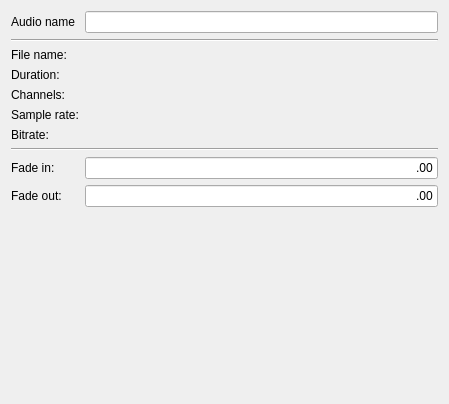
This is ui/src/audioeditor.ui in mcallegari/qlcplus as Qt 5 draws it before an edit. The edited form follows.
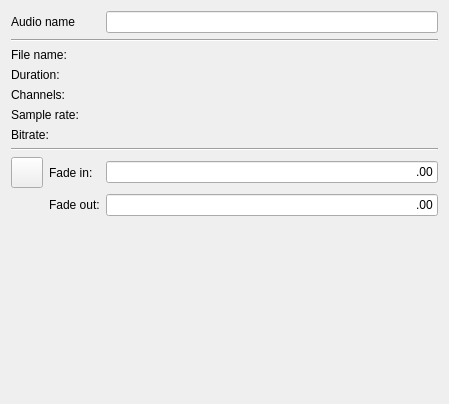
This is the edited form. Icons and pictures are not drawn.

Commit message: Audio Editor: added speed dials button

What changed in the file:
```diff
--- a/ui/src/audioeditor.ui
+++ b/ui/src/audioeditor.ui
@@ -16,7 +16,33 @@
   <layout class="QGridLayout" name="gridLayout">
    <item row="0" column="0">
     <layout class="QGridLayout" name="gridLayout_2">
-     <item row="3" column="1">
+     <item row="6" column="2">
+      <widget class="QLabel" name="m_bitrateLabel">
+       <property name="font">
+        <font>
+         <weight>75</weight>
+         <bold>true</bold>
+        </font>
+       </property>
+       <property name="text">
+        <string/>
+       </property>
+      </widget>
+     </item>
+     <item row="5" column="2">
+      <widget class="QLabel" name="m_srateLabel">
+       <property name="font">
+        <font>
+         <weight>75</weight>
+         <bold>true</bold>
+        </font>
+       </property>
+       <property name="text">
+        <string/>
+       </property>
+      </widget>
+     </item>
+     <item row="3" column="2">
       <widget class="QLabel" name="m_durationLabel">
        <property name="font">
         <font>
@@ -29,88 +55,14 @@
        </property>
       </widget>
      </item>
-     <item row="5" column="0">
-      <widget class="QLabel" name="label_3">
-       <property name="text">
-        <string>Sample rate:</string>
-       </property>
-      </widget>
-     </item>
-     <item row="0" column="1">
+     <item row="0" column="2">
       <widget class="QLineEdit" name="m_nameEdit">
        <property name="toolTip">
         <string>Name of the function being edited</string>
        </property>
       </widget>
      </item>
-     <item row="4" column="0">
-      <widget class="QLabel" name="label_4">
-       <property name="text">
-        <string>Channels:</string>
-       </property>
-      </widget>
-     </item>
-     <item row="1" column="0" colspan="2">
-      <widget class="Line" name="line">
-       <property name="orientation">
-        <enum>Qt::Horizontal</enum>
-       </property>
-      </widget>
-     </item>
-     <item row="3" column="0">
-      <widget class="QLabel" name="label">
-       <property name="text">
-        <string>Duration:</string>
-       </property>
-      </widget>
-     </item>
-     <item row="5" column="1">
-      <widget class="QLabel" name="m_srateLabel">
-       <property name="font">
-        <font>
-         <weight>75</weight>
-         <bold>true</bold>
-        </font>
-       </property>
-       <property name="text">
-        <string/>
-       </property>
-      </widget>
-     </item>
-     <item row="6" column="1">
-      <widget class="QLabel" name="m_bitrateLabel">
-       <property name="font">
-        <font>
-         <weight>75</weight>
-         <bold>true</bold>
-        </font>
-       </property>
-       <property name="text">
-        <string/>
-       </property>
-      </widget>
-     </item>
-     <item row="0" column="0">
-      <widget class="QLabel" name="m_nameLabel">
-       <property name="sizePolicy">
-        <sizepolicy hsizetype="Maximum" vsizetype="Preferred">
-         <horstretch>0</horstretch>
-         <verstretch>0</verstretch>
-        </sizepolicy>
-       </property>
-       <property name="text">
-        <string>Audio name</string>
-       </property>
-      </widget>
-     </item>
-     <item row="6" column="0">
-      <widget class="QLabel" name="label_2">
-       <property name="text">
-        <string>Bitrate:</string>
-       </property>
-      </widget>
-     </item>
-     <item row="4" column="1">
+     <item row="4" column="2">
       <widget class="QLabel" name="m_channelsLabel">
        <property name="font">
         <font>
@@ -123,30 +75,7 @@
        </property>
       </widget>
      </item>
-     <item row="2" column="0">
-      <widget class="QLabel" name="label_5">
-       <property name="text">
-        <string>File name:</string>
-       </property>
-      </widget>
-     </item>
-     <item row="2" column="1">
-      <widget class="QLabel" name="m_filenameLabel">
-       <property name="font">
-        <font>
-         <weight>75</weight>
-         <bold>true</bold>
-        </font>
-       </property>
-       <property name="text">
-        <string/>
-       </property>
-       <property name="wordWrap">
-        <bool>true</bool>
-       </property>
-      </widget>
-     </item>
-     <item row="10" column="1">
+     <item row="10" column="2">
       <spacer name="verticalSpacer">
        <property name="orientation">
         <enum>Qt::Vertical</enum>
@@ -159,21 +88,30 @@
        </property>
       </spacer>
      </item>
-     <item row="8" column="0">
+     <item row="2" column="2">
+      <widget class="QLabel" name="m_filenameLabel">
+       <property name="font">
+        <font>
+         <weight>75</weight>
+         <bold>true</bold>
+        </font>
+       </property>
+       <property name="text">
+        <string/>
+       </property>
+       <property name="wordWrap">
+        <bool>true</bool>
+       </property>
+      </widget>
+     </item>
+     <item row="8" column="1">
       <widget class="QLabel" name="label_6">
        <property name="text">
         <string>Fade in:</string>
        </property>
       </widget>
      </item>
-     <item row="7" column="0" colspan="2">
-      <widget class="Line" name="line_2">
-       <property name="orientation">
-        <enum>Qt::Horizontal</enum>
-       </property>
-      </widget>
-     </item>
-     <item row="8" column="1">
+     <item row="8" column="2">
       <widget class="QLineEdit" name="m_fadeInEdit">
        <property name="text">
         <string notr="true">.00</string>
@@ -183,20 +121,99 @@
        </property>
       </widget>
      </item>
-     <item row="9" column="0">
+     <item row="9" column="2">
+      <widget class="QLineEdit" name="m_fadeOutEdit">
+       <property name="text">
+        <string notr="true">.00</string>
+       </property>
+       <property name="alignment">
+        <set>Qt::AlignRight|Qt::AlignTrailing|Qt::AlignVCenter</set>
+       </property>
+      </widget>
+     </item>
+     <item row="9" column="1">
       <widget class="QLabel" name="label_7">
        <property name="text">
         <string>Fade out:</string>
        </property>
       </widget>
      </item>
-     <item row="9" column="1">
-      <widget class="QLineEdit" name="m_fadeOutEdit">
+     <item row="8" column="0">
+      <widget class="QToolButton" name="m_speedDialButton">
+       <property name="icon">
+        <iconset resource="qlcui.qrc">
+         <normaloff>:/speed.png</normaloff>:/speed.png</iconset>
+       </property>
+       <property name="iconSize">
+        <size>
+         <width>24</width>
+         <height>24</height>
+        </size>
+       </property>
+       <property name="checkable">
+        <bool>true</bool>
+       </property>
+      </widget>
+     </item>
+     <item row="0" column="0" colspan="2">
+      <widget class="QLabel" name="m_nameLabel">
+       <property name="sizePolicy">
+        <sizepolicy hsizetype="Maximum" vsizetype="Preferred">
+         <horstretch>0</horstretch>
+         <verstretch>0</verstretch>
+        </sizepolicy>
+       </property>
        <property name="text">
-        <string notr="true">.00</string>
+        <string>Audio name</string>
        </property>
-       <property name="alignment">
-        <set>Qt::AlignRight|Qt::AlignTrailing|Qt::AlignVCenter</set>
+      </widget>
+     </item>
+     <item row="1" column="0" colspan="3">
+      <widget class="Line" name="line">
+       <property name="orientation">
+        <enum>Qt::Horizontal</enum>
+       </property>
+      </widget>
+     </item>
+     <item row="2" column="0" colspan="2">
+      <widget class="QLabel" name="label_5">
+       <property name="text">
+        <string>File name:</string>
+       </property>
+      </widget>
+     </item>
+     <item row="3" column="0" colspan="2">
+      <widget class="QLabel" name="label">
+       <property name="text">
+        <string>Duration:</string>
+       </property>
+      </widget>
+     </item>
+     <item row="4" column="0" colspan="2">
+      <widget class="QLabel" name="label_4">
+       <property name="text">
+        <string>Channels:</string>
+       </property>
+      </widget>
+     </item>
+     <item row="5" column="0" colspan="2">
+      <widget class="QLabel" name="label_3">
+       <property name="text">
+        <string>Sample rate:</string>
+       </property>
+      </widget>
+     </item>
+     <item row="6" column="0" colspan="2">
+      <widget class="QLabel" name="label_2">
+       <property name="text">
+        <string>Bitrate:</string>
+       </property>
+      </widget>
+     </item>
+     <item row="7" column="0" colspan="3">
+      <widget class="Line" name="line_2">
+       <property name="orientation">
+        <enum>Qt::Horizontal</enum>
        </property>
       </widget>
      </item>
```
Left out of the diff: 5 changed lines with no effect on the pictures. The commit also changes 3 other files.
